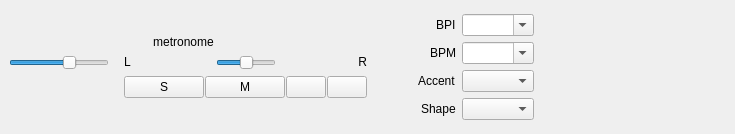
Qt form src/Common/gui/NinjamPanel.ui (elieserdejesus/JamTaba) before a commit.
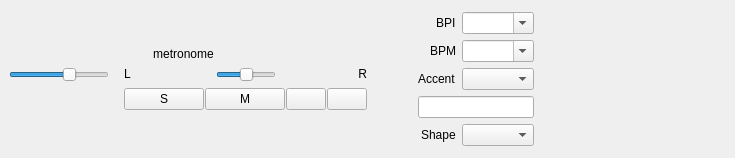
The same form after that commit. Icons and pictures are not drawn. Custom widgets are drawn as their Qt base class.

Commit message:
:gem: Allowing custom metronome accent pattern (close #904)
- Changing accent drawing logic...
- Factor out accent parsing from strings
- Fix up the signal/slot wiring
- Block signals _during_ update
- Add TextEditorModifier to accentBeats lineEdit and handle signals
- Make custom accents invisible when not available

```diff
--- a/src/Common/gui/NinjamPanel.ui
+++ b/src/Common/gui/NinjamPanel.ui
@@ -7,7 +7,7 @@
     <x>0</x>
     <y>0</y>
     <width>735</width>
-    <height>134</height>
+    <height>147</height>
    </rect>
   </property>
   <property name="windowTitle">
@@ -342,23 +342,6 @@
          <property name="spacing">
           <number>6</number>
          </property>
-         <item row="3" column="1">
-          <widget class="QComboBox" name="comboShape">
-           <property name="accessibleDescription">
-            <string>Change the shape here</string>
-           </property>
-           <property name="sizeAdjustPolicy">
-            <enum>QComboBox::AdjustToContents</enum>
-           </property>
-          </widget>
-         </item>
-         <item row="3" column="0" alignment="Qt::AlignRight">
-          <widget class="QLabel" name="labelShape">
-           <property name="text">
-            <string>Shape</string>
-           </property>
-          </widget>
-         </item>
          <item row="2" column="1">
           <widget class="QComboBox" name="comboBeatsPerAccent">
            <property name="accessibleDescription">
@@ -379,6 +362,23 @@
            </property>
           </widget>
          </item>
+         <item row="4" column="0" alignment="Qt::AlignRight">
+          <widget class="QLabel" name="labelShape">
+           <property name="text">
+            <string>Shape</string>
+           </property>
+          </widget>
+         </item>
+         <item row="4" column="1">
+          <widget class="QComboBox" name="comboShape">
+           <property name="accessibleDescription">
+            <string>Change the shape here</string>
+           </property>
+           <property name="sizeAdjustPolicy">
+            <enum>QComboBox::AdjustToContents</enum>
+           </property>
+          </widget>
+         </item>
          <item row="0" column="0" alignment="Qt::AlignRight">
           <widget class="QLabel" name="labelBPI">
            <property name="toolTip">
@@ -431,6 +431,19 @@
            </property>
           </widget>
          </item>
+         <item row="3" column="0" colspan="2">
+          <widget class="QLineEdit" name="lineEditAccentBeats">
+           <property name="sizePolicy">
+            <sizepolicy hsizetype="Expanding" vsizetype="Preferred">
+             <horstretch>0</horstretch>
+             <verstretch>0</verstretch>
+            </sizepolicy>
+           </property>
+           <property name="toolTip">
+            <string extracomment="Enter accent beats separated by space"/>
+           </property>
+          </widget>
+         </item>
         </layout>
        </widget>
       </item>
```
Left out of the diff: 28 changed lines with no effect on the pictures. The commit also changes 39 other files.
